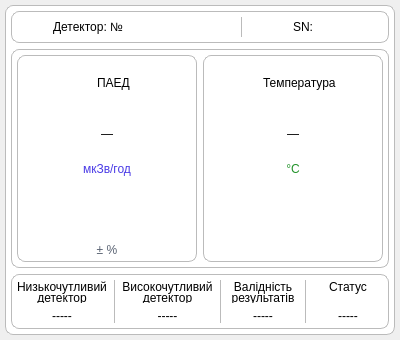
This is _UI/dashboardwall.ui in Miskiv-Andrew/wroc as Qt 5 draws it before an edit. The edited form follows.
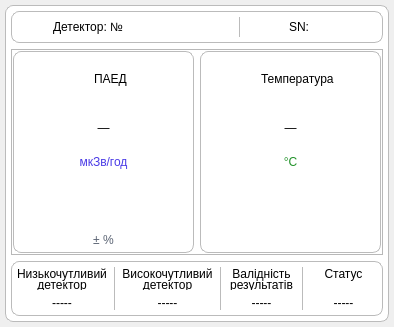
This is the edited form.

Diff of the .ui file:
```diff
--- a/_UI/dashboardwall.ui
+++ b/_UI/dashboardwall.ui
@@ -6,8 +6,8 @@
    <rect>
     <x>0</x>
     <y>0</y>
-    <width>400</width>
-    <height>340</height>
+    <width>394</width>
+    <height>327</height>
    </rect>
   </property>
   <property name="sizePolicy">
@@ -80,12 +80,6 @@
           <verstretch>0</verstretch>
          </sizepolicy>
         </property>
-        <property name="styleSheet">
-         <string notr="true">#measureSection {
-border: 1px solid #bbb;
-border-radius: 8px
-}</string>
-        </property>
         <property name="frameShape">
          <enum>QFrame::Shape::StyledPanel</enum>
         </property>
@@ -94,16 +88,16 @@
         </property>
         <layout class="QVBoxLayout" name="verticalLayout_5">
          <property name="leftMargin">
-          <number>5</number>
+          <number>1</number>
          </property>
          <property name="topMargin">
-          <number>5</number>
+          <number>1</number>
          </property>
          <property name="rightMargin">
-          <number>5</number>
+          <number>1</number>
          </property>
          <property name="bottomMargin">
-          <number>5</number>
+          <number>1</number>
          </property>
          <item>
           <layout class="QHBoxLayout" name="horizontalLayout" stretch="1,1">
@@ -117,19 +111,31 @@
              </property>
              <layout class="QVBoxLayout" name="verticalLayout_8">
               <property name="leftMargin">
-               <number>5</number>
+               <number>1</number>
               </property>
               <property name="topMargin">
-               <number>5</number>
+               <number>1</number>
               </property>
               <property name="rightMargin">
-               <number>5</number>
+               <number>1</number>
               </property>
               <property name="bottomMargin">
-               <number>5</number>
+               <number>1</number>
               </property>
               <item>
                <layout class="QVBoxLayout" name="verticalLayout_7">
+                <property name="leftMargin">
+                 <number>5</number>
+                </property>
+                <property name="topMargin">
+                 <number>5</number>
+                </property>
+                <property name="rightMargin">
+                 <number>5</number>
+                </property>
+                <property name="bottomMargin">
+                 <number>5</number>
+                </property>
                 <item>
                  <layout class="QHBoxLayout" name="horizontalLayout_2">
                   <item>
@@ -251,19 +257,31 @@
              </property>
              <layout class="QHBoxLayout" name="horizontalLayout_8">
               <property name="leftMargin">
-               <number>5</number>
+               <number>1</number>
               </property>
               <property name="topMargin">
-               <number>5</number>
+               <number>1</number>
               </property>
               <property name="rightMargin">
-               <number>5</number>
+               <number>1</number>
               </property>
               <property name="bottomMargin">
-               <number>5</number>
+               <number>1</number>
               </property>
               <item>
                <layout class="QVBoxLayout" name="verticalLayout_9">
+                <property name="leftMargin">
+                 <number>5</number>
+                </property>
+                <property name="topMargin">
+                 <number>5</number>
+                </property>
+                <property name="rightMargin">
+                 <number>5</number>
+                </property>
+                <property name="bottomMargin">
+                 <number>5</number>
+                </property>
                 <item>
                  <layout class="QHBoxLayout" name="horizontalLayout_7">
                   <item>
```
